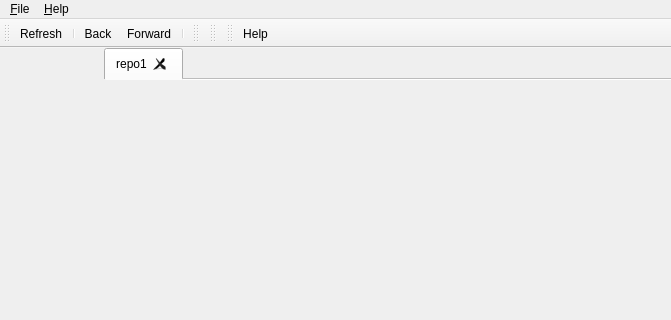
First picture: the form in tortoisehg/hgqt/workbench.ui, repository velorientc/git_test7, before the edit; both pictures show x 0 to 671 and y 0 to 320 of the 671 by 669 pixel window.
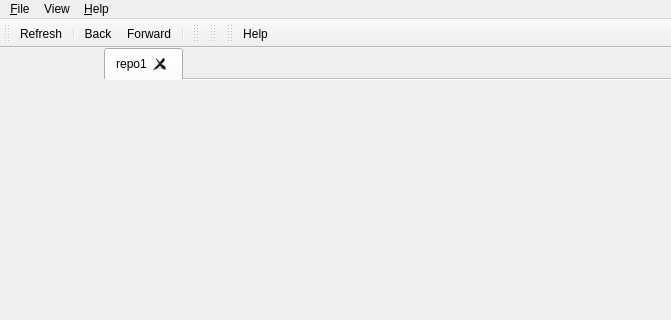
Second picture: the form after the edit. Icons and pictures are not drawn. Custom widgets are drawn as their Qt base class.

Commit message:
workbench: add a "View" menu
with toggle entry "Show paths" and hide the "Path" column
in the reporegistry by default

What changed in the file:
```diff
--- a/tortoisehg/hgqt/workbench.ui
+++ b/tortoisehg/hgqt/workbench.ui
@@ -92,7 +92,14 @@
     <addaction name="actionAbout"/>
     <addaction name="actionHelp"/>
    </widget>
+   <widget class="QMenu" name="menuView">
+    <property name="title">
+     <string>View</string>
+    </property>
+    <addaction name="actionShowPaths"/>
+   </widget>
    <addaction name="menuFile"/>
+   <addaction name="menuView"/>
    <addaction name="menuHelp"/>
   </widget>
   <widget class="QStatusBar" name="statusbar"/>
```
Left out of the diff: 8 changed lines with no effect on the pictures. The commit also changes 3 other files.
